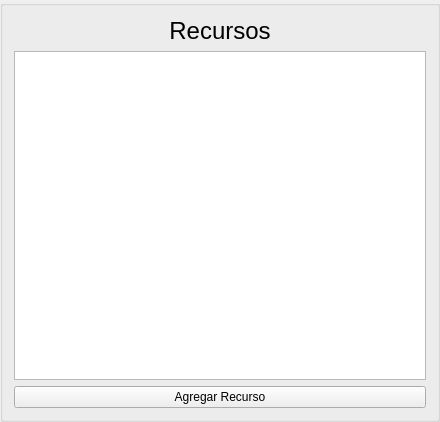
First picture: the form in FormIndexRecursos.ui, repository SoftTechMX/sistema-imagis, before the edit.
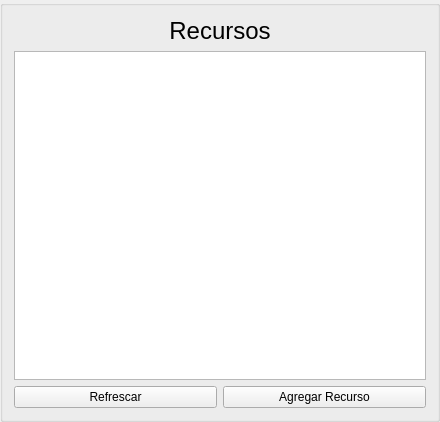
Second picture: the form after the edit.

Diff of the .ui file:
```diff
--- a/FormIndexRecursos.ui
+++ b/FormIndexRecursos.ui
@@ -30,7 +30,23 @@
     </widget>
    </item>
    <item>
-    <widget class="QTableWidget" name="tabla_recursos"/>
+    <widget class="QTableWidget" name="tabla_recursos">
+     <property name="sizePolicy">
+      <sizepolicy hsizetype="Expanding" vsizetype="Expanding">
+       <horstretch>0</horstretch>
+       <verstretch>0</verstretch>
+      </sizepolicy>
+     </property>
+    </widget>
+   </item>
+   <item>
+    <layout class="QHBoxLayout" name="horizontalLayout">
+     <item>
+      <widget class="QPushButton" name="btn_refresh">
+       <property name="text">
+        <string>Refrescar</string>
+       </property>
+      </widget>
    </item>
    <item>
     <widget class="QPushButton" name="btn_add_recurso">
@@ -38,6 +54,8 @@
       <string>Agregar Recurso</string>
      </property>
     </widget>
+     </item>
+    </layout>
    </item>
   </layout>
  </widget>
```
Lines whose indentation alone changed are shown as unchanged.
